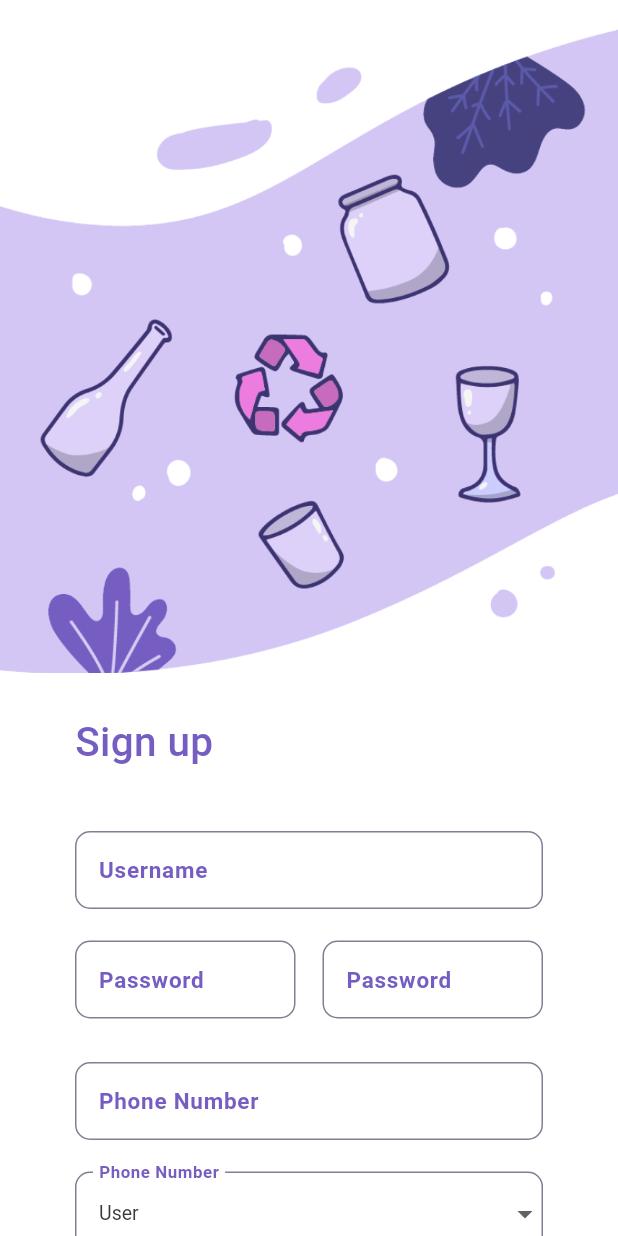
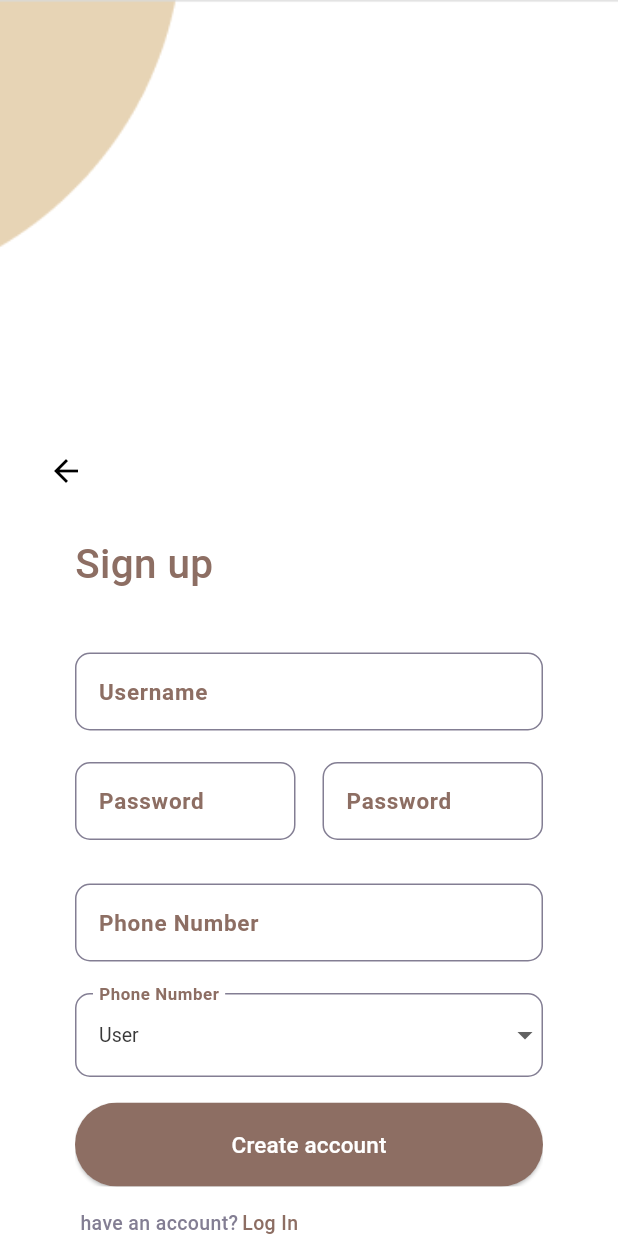
Before and after one commit to RasaJogja/RasaJogja-mobile, a Flutter app: the screen it shows after launch, swiped to page 3, on a phone screen of 412 x 824 dp. Run offline on Flutter 3.47's test engine with Material 3 defaults, Android fonts, the light colour scheme and no system bars; our stand-ins replace flutter_markdown, shared_preferences, shimmer; missing offline and left inert: pbp_django_auth; Roboto replaces fonts that are missing (Poppins).

Commit message:
LAST SAVE

```diff
--- a/rasajogja_mobile/lib/screens/auth/register.dart
+++ b/rasajogja_mobile/lib/screens/auth/register.dart
@@ -27,12 +27,17 @@ class _RegisterPageState extends State<RegisterPage> {
         child: Column(
           crossAxisAlignment: CrossAxisAlignment.start,
           children: [
+            Image.asset(
+              "assets/images/vector-0.png",
+              width: double.infinity,
+              height: 250,
+              fit: BoxFit.cover,
+            ),
             Padding(
-              padding: const EdgeInsets.only(top: 0),
-              child: Image.asset(
-                "assets/images/vector-2.png",
-                width: 428,
-                height: 457,
+              padding: const EdgeInsets.only(top: 40, left: 20),
+              child: IconButton(
+                icon: const Icon(Icons.arrow_back, color: Colors.black),
+                onPressed: () => Navigator.pop(context),
               ),
             ),
             const SizedBox(
@@ -47,7 +52,7 @@ class _RegisterPageState extends State<RegisterPage> {
                   const Text(
                     'Sign up',
                     style: TextStyle(
-                      color: Color(0xFF755DC1),
+                      color: Color(0xFF8D6E63),
                       fontSize: 27,
                       fontFamily: 'Poppins',
                       fontWeight: FontWeight.w500,
@@ -70,7 +75,7 @@ class _RegisterPageState extends State<RegisterPage> {
                       decoration: const InputDecoration(
                         labelText: 'Username',
                         labelStyle: TextStyle(
-                          color: Color(0xFF755DC1),
+                          color: Color(0xFF8D6E63),
                           fontSize: 15,
                           fontFamily: 'Poppins',
                           fontWeight: FontWeight.w600,
@@ -86,7 +91,7 @@ class _RegisterPageState extends State<RegisterPage> {
                           borderRadius: BorderRadius.all(Radius.circular(10)),
                           borderSide: BorderSide(
                             width: 1,
-                            color: Color(0xFF9F7BFF),
+                            color: Color(0xFF8D6E63),
                           ),
                         ),
                       ),
@@ -120,7 +125,7 @@ class _RegisterPageState extends State<RegisterPage> {
                               fontWeight: FontWeight.w400,
                             ),
                             labelStyle: TextStyle(
-                              color: Color(0xFF755DC1),
+                              color: Color(0xFF8D6E63),
                               fontSize: 15,
                               fontFamily: 'Poppins',
                               fontWeight: FontWeight.w600,
@@ -138,7 +143,7 @@ class _RegisterPageState extends State<RegisterPage> {
                                   BorderRadius.all(Radius.circular(10)),
                               borderSide: BorderSide(
                                 width: 1,
-                                color: Color(0xFF9F7BFF),
+                                color: Color(0xFF8D6E63),
                               ),
                             ),
                           ),
@@ -166,7 +171,7 @@ class _RegisterPageState extends State<RegisterPage> {
                               fontWeight: FontWeight.w400,
                             ),
                             labelStyle: TextStyle(
-                              color: Color(0xFF755DC1),
+                              color: Color(0xFF8D6E63),
                               fontSize: 15,
                               fontFamily: 'Poppins',
                               fontWeight: FontWeight.w600,
@@ -184,7 +189,7 @@ class _RegisterPageState extends State<RegisterPage> {
                                   BorderRadius.all(Radius.circular(10)),
                               borderSide: BorderSide(
                                 width: 1,
-                                color: Color(0xFF9F7BFF),
+                                color: Color(0xFF8D6E63),
                               ),
                             ),
                           ),
@@ -209,7 +214,7 @@ class _RegisterPageState extends State<RegisterPage> {
                       decoration: const InputDecoration(
                         labelText: 'Phone Number',
                         labelStyle: TextStyle(
-                          color: Color(0xFF755DC1),
+                          color: Color(0xFF8D6E63),
                           fontSize: 15,
                           fontFamily: 'Poppins',
                           fontWeight: FontWeight.w600,
@@ -225,7 +230,7 @@ class _RegisterPageState extends State<RegisterPage> {
                           borderRadius: BorderRadius.all(Radius.circular(10)),
                           borderSide: BorderSide(
                             width: 1,
-                            color: Color(0xFF9F7BFF),
+                            color: Color(0xFF8D6E63),
                           ),
                         ),
                       ),
@@ -247,7 +252,7 @@ class _RegisterPageState extends State<RegisterPage> {
                       decoration: const InputDecoration(
                         labelText: 'Phone Number',
                         labelStyle: TextStyle(
-                          color: Color(0xFF755DC1),
+                          color: Color(0xFF8D6E63),
                           fontSize: 15,
                           fontFamily: 'Poppins',
                           fontWeight: FontWeight.w600,
@@ -263,7 +268,7 @@ class _RegisterPageState extends State<RegisterPage> {
                           borderRadius: BorderRadius.all(Radius.circular(10)),
                           borderSide: BorderSide(
                             width: 1,
-                            color: Color(0xFF9F7BFF),
+                            color: Color(0xFF8D6E63),
                           ),
                         ),
                       ),
@@ -328,7 +333,7 @@ class _RegisterPageState extends State<RegisterPage> {
                           }
                         },
                         style: ElevatedButton.styleFrom(
-                          backgroundColor: const Color(0xFF9F7BFF),
+                          backgroundColor: const Color(0xFF8D6E63),
                         ),
                         child: const Text(
                           'Create account',
@@ -369,7 +374,7 @@ class _RegisterPageState extends State<RegisterPage> {
                         child: const Text(
                           'Log In ',
                           style: TextStyle(
-                            color: Color(0xFF755DC1),
+                            color: Color(0xFF8D6E63),
                             fontSize: 13,
                             fontFamily: 'Poppins',
                             fontWeight: FontWeight.w500,
```
Also changed, not shown: rasajogja_mobile/lib/screens/auth/login.dart (+17 -15 lines), rasajogja_mobile/lib/screens/bookmark/bookmark_entry.dart (+24 -1 lines), rasajogja_mobile/lib/screens/katalog/list_productentry.dart (+22 -3 lines), rasajogja_mobile/lib/screens/review/add_review_page.dart (+31 -8 lines), rasajogja_mobile/lib/screens/review/review_page.dart (+10 -8 lines).
